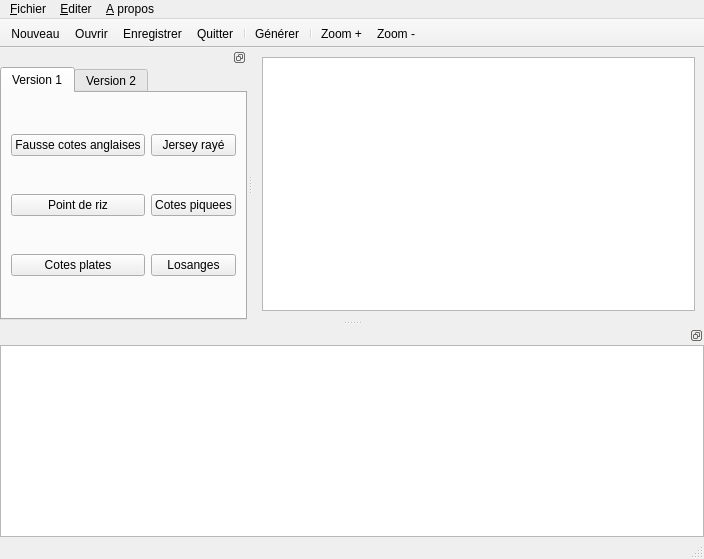
TriComp/TriComp, file interface/mainwindow.ui: the form before one commit.
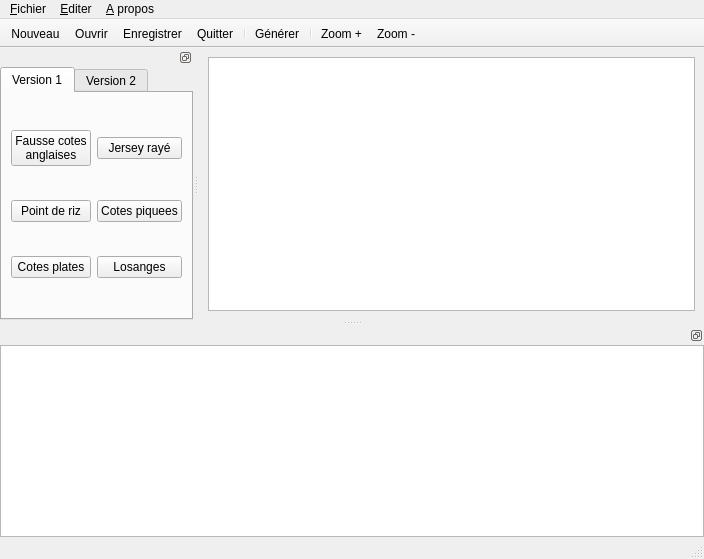
The form after the commit. Icons and pictures are not drawn.

Commit message: Un bouton plus beau ?

```diff
--- a/interface/mainwindow.ui
+++ b/interface/mainwindow.ui
@@ -159,7 +159,8 @@
              <item row="0" column="0">
               <widget class="QPushButton" name="pushButton">
                <property name="text">
-                <string>Fausse cotes anglaises</string>
+                <string>Fausse cotes
+anglaises</string>
                </property>
                <property name="iconSize">
                 <size>
```
Left out of the diff: 6 changed lines with no effect on the pictures.
